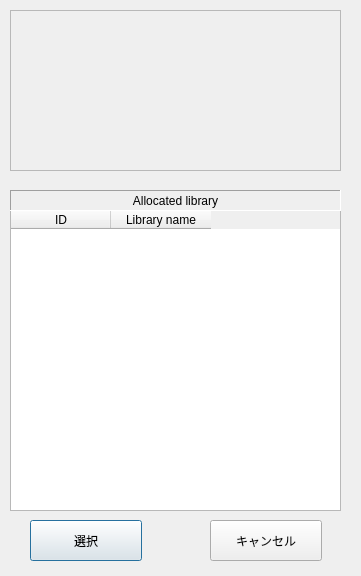
OpenAA-Project/OpenAA-Inspection, file MachineController/KPrint/EasyPropertyRaster/SelectLibraryDialog.ui: the form before one commit.
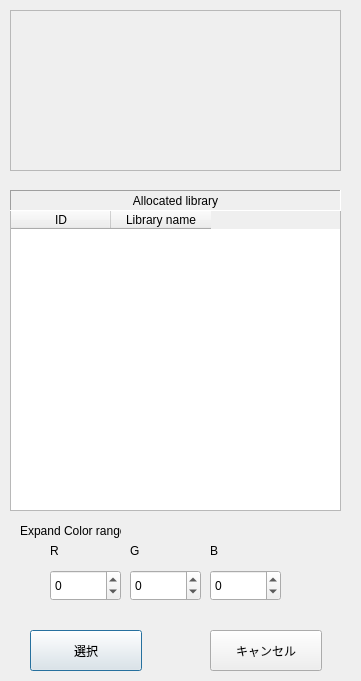
The form after the commit.

```diff
--- a/MachineController/KPrint/EasyPropertyRaster/SelectLibraryDialog.ui
+++ b/MachineController/KPrint/EasyPropertyRaster/SelectLibraryDialog.ui
@@ -7,7 +7,7 @@
     <x>0</x>
     <y>0</y>
     <width>361</width>
-    <height>576</height>
+    <height>681</height>
    </rect>
   </property>
   <property name="windowTitle">
@@ -81,7 +81,7 @@
    <property name="geometry">
     <rect>
      <x>30</x>
-     <y>520</y>
+     <y>630</y>
      <width>112</width>
      <height>41</height>
     </rect>
@@ -94,7 +94,7 @@
    <property name="geometry">
     <rect>
      <x>210</x>
-     <y>520</y>
+     <y>630</y>
      <width>112</width>
      <height>41</height>
     </rect>
@@ -103,6 +103,106 @@
     <string>キャンセル</string>
    </property>
   </widget>
+  <widget class="QLabel" name="label">
+   <property name="geometry">
+    <rect>
+     <x>20</x>
+     <y>520</y>
+     <width>101</width>
+     <height>21</height>
+    </rect>
+   </property>
+   <property name="text">
+    <string>Expand Color range</string>
+   </property>
+  </widget>
+  <widget class="QLabel" name="label_2">
+   <property name="geometry">
+    <rect>
+     <x>50</x>
+     <y>540</y>
+     <width>21</width>
+     <height>21</height>
+    </rect>
+   </property>
+   <property name="text">
+    <string>R</string>
+   </property>
+  </widget>
+  <widget class="QLabel" name="label_3">
+   <property name="geometry">
+    <rect>
+     <x>130</x>
+     <y>540</y>
+     <width>21</width>
+     <height>21</height>
+    </rect>
+   </property>
+   <property name="text">
+    <string>G</string>
+   </property>
+  </widget>
+  <widget class="QLabel" name="label_4">
+   <property name="geometry">
+    <rect>
+     <x>210</x>
+     <y>540</y>
+     <width>21</width>
+     <height>21</height>
+    </rect>
+   </property>
+   <property name="text">
+    <string>B</string>
+   </property>
+  </widget>
+  <widget class="QSpinBox" name="spinBoxExpandColorR">
+   <property name="geometry">
+    <rect>
+     <x>50</x>
+     <y>570</y>
+     <width>71</width>
+     <height>31</height>
+    </rect>
+   </property>
+   <property name="minimum">
+    <number>-255</number>
+   </property>
+   <property name="maximum">
+    <number>255</number>
+   </property>
+  </widget>
+  <widget class="QSpinBox" name="spinBoxExpandColorG">
+   <property name="geometry">
+    <rect>
+     <x>130</x>
+     <y>570</y>
+     <width>71</width>
+     <height>31</height>
+    </rect>
+   </property>
+   <property name="minimum">
+    <number>-255</number>
+   </property>
+   <property name="maximum">
+    <number>255</number>
+   </property>
+  </widget>
+  <widget class="QSpinBox" name="spinBoxExpandColorB">
+   <property name="geometry">
+    <rect>
+     <x>210</x>
+     <y>570</y>
+     <width>71</width>
+     <height>31</height>
+    </rect>
+   </property>
+   <property name="minimum">
+    <number>-255</number>
+   </property>
+   <property name="maximum">
+    <number>255</number>
+   </property>
+  </widget>
  </widget>
  <resources/>
  <connections/>
```
